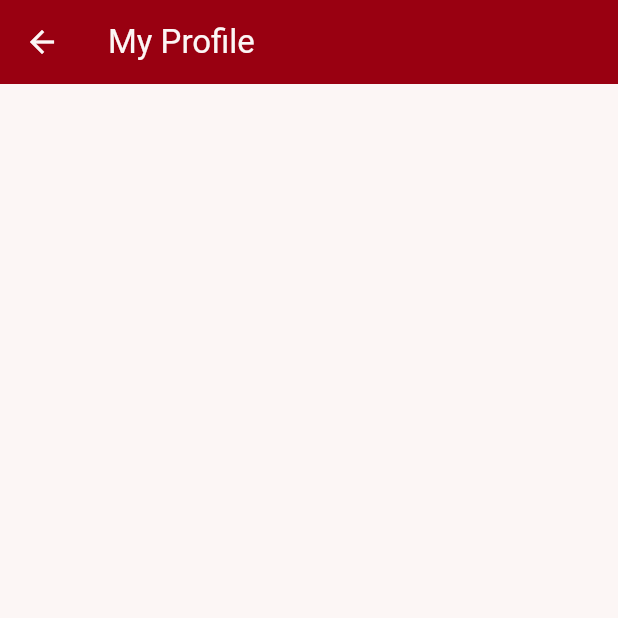
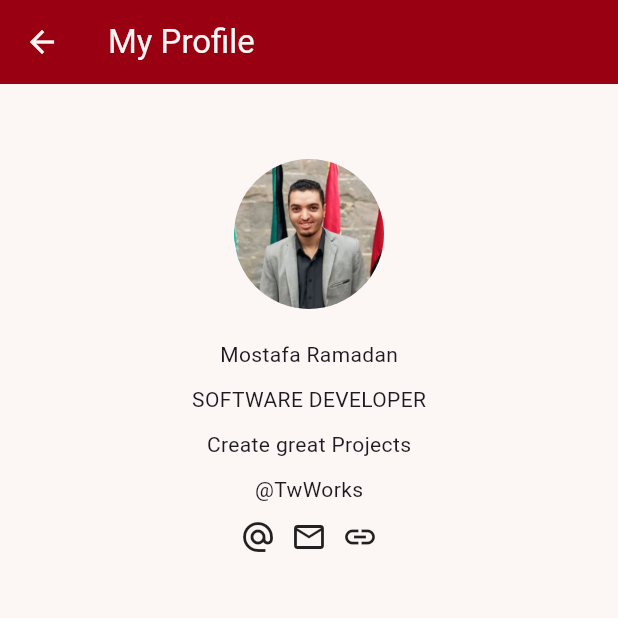
Before and after one commit to Eng-MostafaRamadan/ITI-Tasks, a Flutter app: the screen it shows after launch, on a phone screen of 412 x 824 dp, the top half of it. Run offline on Flutter 3.47's test engine with Material 3 defaults, Android fonts, the phone set to English and light mode, and no system bars.

Commit message:
write the body code

```diff
--- a/day2_task/lib/main.dart
+++ b/day2_task/lib/main.dart
@@ -26,7 +26,39 @@
         ),
         body: Center(
           child: Column(
-            children: [],
+            children: [
+              SizedBox(height: 50),
+              Container(
+                height: 100,
+                width: 100,
+                decoration: BoxDecoration(
+                  borderRadius: BorderRadius.circular(50),
+                  image: DecorationImage(
+                    image: AssetImage("assets/myPhoto.jpg"),
+                    fit: BoxFit.fill,
+                  ),
+                ),
+              ),
+              SizedBox(height: 20),
+              Text("Mostafa Ramadan"),
+              SizedBox(height: 10),
+              Text("SOFTWARE DEVELOPER"),
+              SizedBox(height: 10),
+              Text("Create great Projects"),
+              SizedBox(height: 10),
+              Text("@TwWorks"),
+              SizedBox(height: 10),
+              Row(
+                mainAxisAlignment: MainAxisAlignment.center,
+                children: [
+                  Icon(Icons.alternate_email_sharp),
+                  SizedBox(width: 10),
+                  Icon(Icons.email_outlined),
+                  SizedBox(width: 10),
+                  Icon(Icons.link),
+                ],
+              ),
+            ],
           ),
         ),
       ),
--- a/day2_task/pubspec.yaml
+++ b/day2_task/pubspec.yaml
@@ -60,6 +60,7 @@ flutter:
   # To add assets to your application, add an assets section, like this:
   assets:
     - assets/myPhoto.jpg
+    - assets/logo1.png
 
   # An image asset can refer to one or more resolution-specific "variants", see
   # https://flutter.dev/to/resolution-aware-images
```
Also changed, not shown: day2_task/assets/logo1.png (added).
